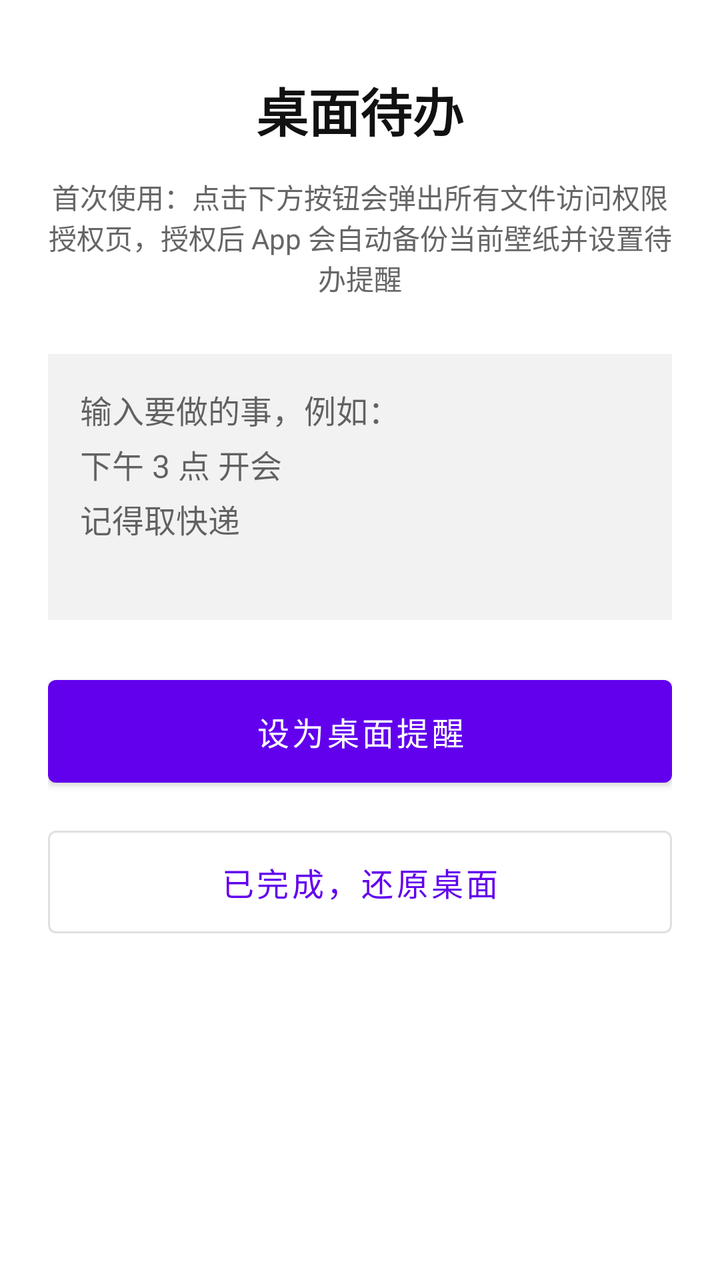
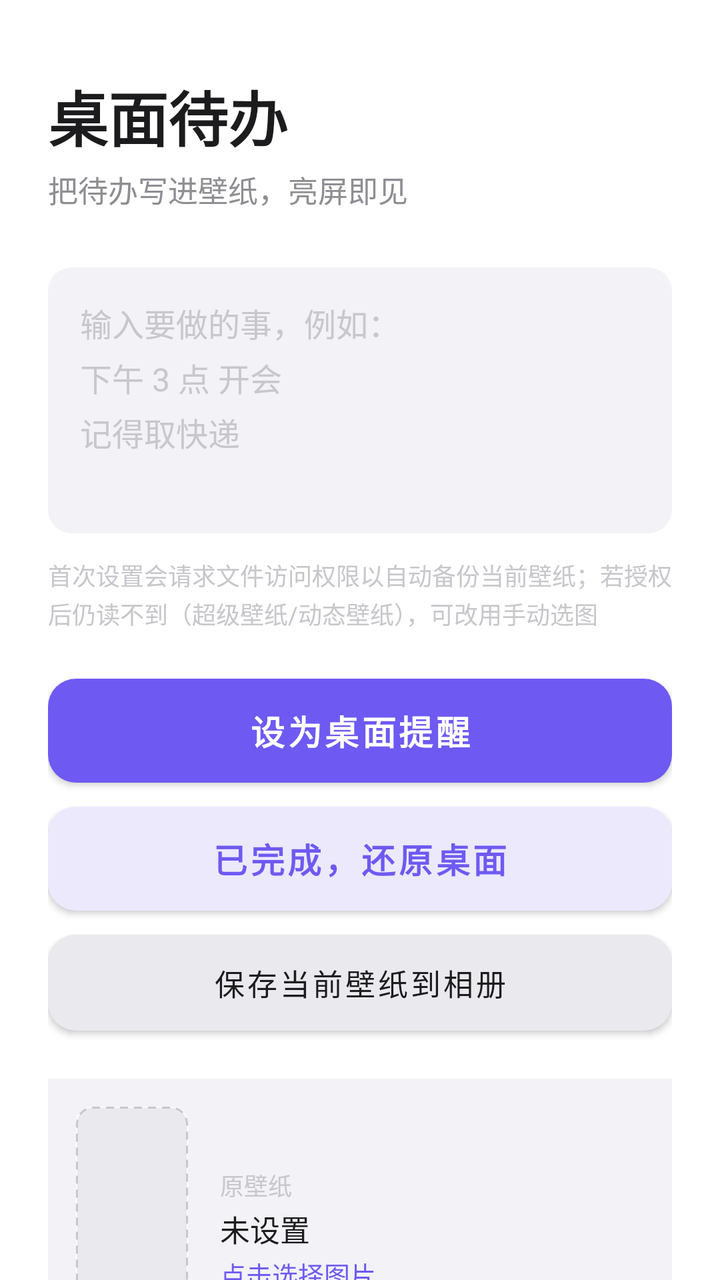

Compare the two renders of this Android layout. The source of the first and the diff that turns it into the second are given below.
<!-- AndroidManifest.xml: application theme Theme.WallTodo -->
<!-- res/layout/activity_main.xml -->
<?xml version="1.0" encoding="utf-8"?>
<ScrollView xmlns:android="http://schemas.android.com/apk/res/android"
    xmlns:app="http://schemas.android.com/apk/res-auto"
    android:layout_width="match_parent"
    android:layout_height="match_parent"
    android:fillViewport="true"
    android:background="@color/bg_light">

    <LinearLayout
        android:layout_width="match_parent"
        android:layout_height="wrap_content"
        android:orientation="vertical"
        android:padding="24dp"
        android:gravity="center_horizontal">

        <TextView
            android:layout_width="wrap_content"
            android:layout_height="wrap_content"
            android:layout_marginTop="12dp"
            android:text="@string/app_name"
            android:textSize="26sp"
            android:textStyle="bold"
            android:textColor="@color/text_primary" />

        <TextView
            android:id="@+id/textHint"
            android:layout_width="match_parent"
            android:layout_height="wrap_content"
            android:layout_marginTop="14dp"
            android:gravity="center"
            android:text="@string/hint_default"
            android:textSize="14sp"
            android:textColor="@color/text_secondary" />

        <EditText
            android:id="@+id/editText"
            android:layout_width="match_parent"
            android:layout_height="wrap_content"
            android:layout_marginTop="28dp"
            android:minLines="4"
            android:gravity="top|start"
            android:hint="@string/edit_hint"
            android:inputType="textMultiLine"
            android:background="@color/edit_bg"
            android:padding="16dp"
            android:textSize="16sp"
            android:lineSpacingExtra="4dp" />

        <Button
            android:id="@+id/btnSetWallpaper"
            android:layout_width="match_parent"
            android:layout_height="wrap_content"
            android:layout_marginTop="24dp"
            android:text="@string/btn_set"
            android:textSize="16sp"
            android:padding="14dp" />

        <Button
            android:id="@+id/btnRestore"
            style="@style/Widget.MaterialComponents.Button.OutlinedButton"
            android:layout_width="match_parent"
            android:layout_height="wrap_content"
            android:layout_marginTop="12dp"
            android:text="@string/btn_restore"
            android:textSize="16sp"
            android:padding="14dp" />

        <TextView
            android:id="@+id/textStatus"
            android:layout_width="match_parent"
            android:layout_height="wrap_content"
            android:layout_marginTop="24dp"
            android:gravity="center"
            android:textSize="14sp"
            android:textColor="@color/text_secondary" />

    </LinearLayout>
</ScrollView>
<!-- resources referenced by this layout -->
<resources>
  <color name="bg_light">#FFFFFFFF</color>
  <color name="edit_bg">#FFF2F2F2</color>
  <color name="text_primary">#FF111111</color>
  <color name="text_secondary">#FF666666</color>
  <string name="app_name">桌面待办</string>
  <string name="btn_restore">已完成，还原桌面</string>
  <string name="btn_set">设为桌面提醒</string>
  <string name="edit_hint">输入要做的事，例如：\n下午 3 点 开会\n记得取快递</string>
  <string name="hint_default">首次使用：点击下方按钮会弹出"所有文件访问权限"授权页，授权后 App 会自动备份当前壁纸并设置待办提醒</string>
  <style name="Theme.WallTodo" parent="Theme.MaterialComponents.DayNight.NoActionBar">
          <item name="colorPrimary">@color/purple_500</item>
          <item name="colorPrimaryVariant">@color/purple_700</item>
          <item name="colorOnPrimary">@color/white</item>
          <item name="colorSecondary">@color/teal_200</item>
          <item name="colorOnSecondary">@color/black</item>
          <item name="android:statusBarColor" tools:targetApi="l">@color/purple_700</item>
      </style>
  <color name="purple_500">#FF6200EE</color>
  <color name="purple_700">#FF3700B3</color>
  <color name="white">#FFFFFFFF</color>
  <color name="teal_200">#FF03DAC5</color>
  <color name="black">#FF000000</color>
</resources>

<!-- the commit's change to res/layout/activity_main.xml (unified diff, before → after) -->
@@ -4,34 +4,36 @@
     android:layout_width="match_parent"
     android:layout_height="match_parent"
     android:fillViewport="true"
-    android:background="@color/bg_light">
+    android:background="@color/bg_light"
+    android:scrollbars="none">
 
     <LinearLayout
         android:layout_width="match_parent"
         android:layout_height="wrap_content"
         android:orientation="vertical"
-        android:padding="24dp"
-        android:gravity="center_horizontal">
+        android:paddingStart="24dp"
+        android:paddingEnd="24dp"
+        android:paddingTop="36dp"
+        android:paddingBottom="24dp">
+
+        
+        <TextView
+            android:layout_width="wrap_content"
+            android:layout_height="wrap_content"
+            android:text="@string/app_name"
+            android:textSize="30sp"
+            android:textStyle="bold"
+            android:textColor="@color/text_primary" />
 
         <TextView
             android:layout_width="wrap_content"
             android:layout_height="wrap_content"
-            android:layout_marginTop="12dp"
-            android:text="@string/app_name"
-            android:textSize="26sp"
-            android:textStyle="bold"
-            android:textColor="@color/text_primary" />
-
-        <TextView
-            android:id="@+id/textHint"
-            android:layout_width="match_parent"
-            android:layout_height="wrap_content"
-            android:layout_marginTop="14dp"
-            android:gravity="center"
-            android:text="@string/hint_default"
-            android:textSize="14sp"
+            android:layout_marginTop="4dp"
+            android:text="@string/slogan"
+            android:textSize="15sp"
             android:textColor="@color/text_secondary" />
 
+        
         <EditText
             android:id="@+id/editText"
             android:layout_width="match_parent"
@@ -40,38 +42,142 @@
             android:minLines="4"
             android:gravity="top|start"
             android:hint="@string/edit_hint"
+            android:textColorHint="@color/text_tertiary"
             android:inputType="textMultiLine"
-            android:background="@color/edit_bg"
+            android:background="@drawable/bg_input"
             android:padding="16dp"
             android:textSize="16sp"
             android:lineSpacingExtra="4dp" />
 
-        <Button
+        <TextView
+            android:id="@+id/textHint"
+            android:layout_width="match_parent"
+            android:layout_height="wrap_content"
+            android:layout_marginTop="12dp"
+            android:lineSpacingExtra="2dp"
+            android:text="@string/hint_default"
+            android:textSize="12sp"
+            android:textColor="@color/text_tertiary" />
+
+        
+        <com.google.android.material.button.MaterialButton
             android:id="@+id/btnSetWallpaper"
+            android:layout_width="match_parent"
+            android:layout_height="52dp"
+            android:layout_marginTop="24dp"
+            android:text="@string/btn_set"
+            android:textSize="17sp"
+            android:textStyle="bold"
+            android:textColor="@color/white"
+            android:insetTop="0dp"
+            android:insetBottom="0dp"
+            app:backgroundTint="@color/purple_500"
+            app:cornerRadius="14dp"
+            app:elevation="0dp" />
+
+        
+        <com.google.android.material.button.MaterialButton
+            android:id="@+id/btnRestore"
+            android:layout_width="match_parent"
+            android:layout_height="52dp"
+            android:layout_marginTop="12dp"
+            android:text="@string/btn_restore"
+            android:textSize="17sp"
+            android:textStyle="bold"
+            android:textColor="@color/purple_500"
+            android:insetTop="0dp"
+            android:insetBottom="0dp"
+            app:backgroundTint="@color/btn_tinted_bg"
+            app:cornerRadius="14dp"
+            app:elevation="0dp" />
+
+        
+        <com.google.android.material.button.MaterialButton
+            android:id="@+id/btnSaveGallery"
+            android:layout_width="match_parent"
+            android:layout_height="48dp"
+            android:layout_marginTop="12dp"
+            android:text="@string/btn_save_gallery"
+            android:textSize="15sp"
+            android:textColor="@color/text_primary"
+            android:insetTop="0dp"
+            android:insetBottom="0dp"
+            app:backgroundTint="@color/btn_secondary_bg"
+            app:cornerRadius="14dp"
+            app:elevation="0dp" />
+
+        
+        <LinearLayout
+            android:id="@+id/cardManual"
             android:layout_width="match_parent"
             android:layout_height="wrap_content"
             android:layout_marginTop="24dp"
-            android:text="@string/btn_set"
-            android:textSize="16sp"
-            android:padding="14dp" />
+            android:orientation="horizontal"
+            android:background="@color/bg_group"
+            android:padding="14dp"
+            android:gravity="center_vertical"
+            android:clickable="true"
+            android:focusable="true">
 
-        <Button
-            android:id="@+id/btnRestore"
-            style="@style/Widget.MaterialComponents.Button.OutlinedButton"
-            android:layout_width="match_parent"
-            android:layout_height="wrap_content"
-            android:layout_marginTop="12dp"
-            android:text="@string/btn_restore"
-            android:textSize="16sp"
-            android:padding="14dp" />
+            <androidx.cardview.widget.CardView
+                android:layout_width="56dp"
+                android:layout_height="124dp"
+                app:cardCornerRadius="8dp"
+                app:cardElevation="0dp"
+                app:cardUseCompatPadding="false">
 
+                <ImageView
+                    android:id="@+id/thumbWallpaper"
+                    android:layout_width="match_parent"
+                    android:layout_height="match_parent"
+                    android:scaleType="centerCrop"
+                    android:background="@drawable/bg_thumb_placeholder"
+                    android:contentDescription="@string/wallpaper_label" />
+            </androidx.cardview.widget.CardView>
+
+            <LinearLayout
+                android:layout_width="0dp"
+                android:layout_height="wrap_content"
+                android:layout_weight="1"
+                android:layout_marginStart="16dp"
+                android:orientation="vertical">
+
+                <TextView
+                    android:layout_width="wrap_content"
+                    android:layout_height="wrap_content"
+                    android:text="@string/wallpaper_label"
+                    android:textSize="12sp"
+                    android:textColor="@color/text_tertiary" />
+
+                <TextView
+                    android:id="@+id/textWallpaperState"
+                    android:layout_width="wrap_content"
+                    android:layout_height="wrap_content"
+                    android:layout_marginTop="2dp"
+                    android:text="@string/wall_state_none"
+                    android:textSize="15sp"
+                    android:textColor="@color/text_primary" />
+
+                <TextView
+                    android:id="@+id/textWallpaperAction"
+                    android:layout_width="wrap_content"
+                    android:layout_height="wrap_content"
+                    android:layout_marginTop="2dp"
+                    android:text="@string/wall_action_none"
+                    android:textSize="13sp"
+                    android:textColor="@color/purple_500" />
+            </LinearLayout>
+        </LinearLayout>
+
+        
         <TextView
             android:id="@+id/textStatus"
             android:layout_width="match_parent"
             android:layout_height="wrap_content"
-            android:layout_marginTop="24dp"
+            android:layout_marginTop="20dp"
             android:gravity="center"
-            android:textSize="14sp"
+            android:lineSpacingExtra="2dp"
+            android:textSize="13sp"
             android:textColor="@color/text_secondary" />
 
     </LinearLayout>
<!-- resource entries referenced after the edit -->
@@ -1,26 +1,52 @@
 <!-- resources referenced by this layout -->
 <resources>
+  <color name="bg_group">#FFF2F2F7</color>
   <color name="bg_light">#FFFFFFFF</color>
-  <color name="edit_bg">#FFF2F2F2</color>
-  <color name="text_primary">#FF111111</color>
-  <color name="text_secondary">#FF666666</color>
+  <color name="btn_secondary_bg">#FFE9E9EE</color>
+  <color name="btn_tinted_bg">#FFECE9FD</color>
+  <color name="text_primary">#FF1C1C1E</color>
+  <color name="text_secondary">#FF8E8E93</color>
+  <color name="text_tertiary">#FFC7C7CC</color>
   <string name="app_name">桌面待办</string>
   <string name="btn_restore">已完成，还原桌面</string>
+  <string name="btn_save_gallery">保存当前壁纸到相册</string>
   <string name="btn_set">设为桌面提醒</string>
   <string name="edit_hint">输入要做的事，例如：\n下午 3 点 开会\n记得取快递</string>
-  <string name="hint_default">首次使用：点击下方按钮会弹出"所有文件访问权限"授权页，授权后 App 会自动备份当前壁纸并设置待办提醒</string>
+  <string name="hint_default">首次设置会请求文件访问权限以自动备份当前壁纸；若授权后仍读不到（超级壁纸/动态壁纸），可改用手动选图</string>
+  <string name="slogan">把待办写进壁纸，亮屏即见</string>
+  <string name="wall_action_none">点击选择图片</string>
+  <string name="wall_state_none">未设置</string>
+  <string name="wallpaper_label">原壁纸</string>
   <style name="Theme.WallTodo" parent="Theme.MaterialComponents.DayNight.NoActionBar">
           <item name="colorPrimary">@color/purple_500</item>
           <item name="colorPrimaryVariant">@color/purple_700</item>
           <item name="colorOnPrimary">@color/white</item>
-          <item name="colorSecondary">@color/teal_200</item>
-          <item name="colorOnSecondary">@color/black</item>
-          <item name="android:statusBarColor" tools:targetApi="l">@color/purple_700</item>
+          <item name="colorSecondary">@color/purple_500</item>
+          <item name="colorOnSecondary">@color/white</item>
+          <item name="android:statusBarColor">@color/bg_light</item>
+          <item name="android:windowLightStatusBar" tools:targetApi="m">true</item>
+          <item name="android:windowBackground">@color/bg_light</item>
       </style>
-  <color name="purple_500">#FF6200EE</color>
-  <color name="purple_700">#FF3700B3</color>
+  <color name="bg_input">#FFF2F2F7</color>
+  <color name="purple_500">#FF6E5AF2</color>
+  <color name="purple_700">#FF5A46E0</color>
   <color name="white">#FFFFFFFF</color>
-  <color name="teal_200">#FF03DAC5</color>
-  <color name="black">#FF000000</color>
+  <!-- drawable bg_input (drawable) -->
+  <?xml version="1.0" encoding="utf-8"?>
+  <shape xmlns:android="http://schemas.android.com/apk/res/android">
+      <solid android:color="@color/bg_input" />
+      <corners android:radius="12dp" />
+  </shape>
+  <!-- drawable bg_thumb_placeholder (drawable) -->
+  <?xml version="1.0" encoding="utf-8"?>
+  <shape xmlns:android="http://schemas.android.com/apk/res/android">
+      <solid android:color="@color/btn_secondary_bg" />
+      <stroke
+          android:width="1dp"
+          android:color="@color/text_tertiary"
+          android:dashWidth="4dp"
+          android:dashGap="3dp" />
+      <corners android:radius="8dp" />
+  </shape>
 </resources>
 
